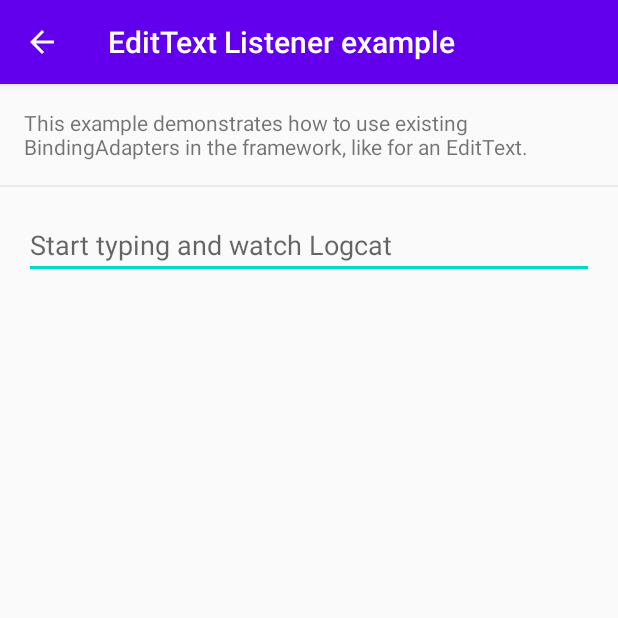
After one commit to zmdominguez/databinding-samples-zh, an Android app: the EditTextDemoActivity screen opened directly, with no data from a screen before it, on a phone screen of 412 x 824 dp, the top half of it. The commit adds this screen. Run offline under Robolectric (Android 15) with nearby library versions, the phone set to English and light mode, and no system bars; our stand-ins replace data binding.

Commit message:
Add EditText example (#6)

```diff
--- a/app/src/main/AndroidManifest.xml
+++ b/app/src/main/AndroidManifest.xml
@@ -36,6 +36,10 @@
         <activity android:name=".ViewPagerDemoActivity"
             android:label="@string/viewpager_listener"
             android:parentActivityName=".MainActivity"/>
+
+        <activity android:name=".EditTextDemoActivity"
+            android:label="@string/edittext_listener"
+            android:parentActivityName=".MainActivity"/>
     </application>
 
 </manifest>
--- /dev/null
+++ b/app/src/main/java/dev/zarah/databinding/EditTextDemoActivity.kt
@@ -0,0 +1,44 @@
+package dev.zarah.databinding
+
+import android.os.Bundle
+import android.util.Log
+import androidx.appcompat.app.AppCompatActivity
+import androidx.databinding.DataBindingUtil
+import dev.zarah.databinding.databinding.ActivityEdittextDemoBinding
+
+class EditTextDemoActivity : AppCompatActivity() {
+
+    override fun onCreate(savedInstanceState: Bundle?) {
+        super.onCreate(savedInstanceState)
+        val binding =
+            DataBindingUtil.setContentView<ActivityEdittextDemoBinding>(this, R.layout.activity_edittext_demo)
+        binding.viewModel = EditTextDemoViewModel()
+        binding.lifecycleOwner = this
+
+        /*
+        With data binding, no need to implement the TextWatcher yourself, as the BindingAdapters are
+        already implemented. See: https://bit.ly/db-textwatcher
+
+        binding.edittext.addTextChangedListener(object : TextWatcher {
+            override fun afterTextChanged(s: Editable?) {
+                // Do nothing
+            }
+
+            override fun beforeTextChanged(s: CharSequence?, start: Int, count: Int, after: Int) {
+                // Do nothing
+            }
+
+            override fun onTextChanged(s: CharSequence?, start: Int, before: Int, count: Int) {
+                Log.d("EditText Demo", "EditText input has changed to $s")
+            }
+        })
+        */
+    }
+
+
+    class EditTextDemoViewModel {
+        fun onTextChanged(input: CharSequence?) {
+            Log.d("EditText Demo", "EditText input has changed to ${input.toString()}")
+        }
+    }
+}
--- a/app/src/main/java/dev/zarah/databinding/MainActivity.kt
+++ b/app/src/main/java/dev/zarah/databinding/MainActivity.kt
@@ -37,4 +37,8 @@ class MainActivity : AppCompatActivity() {
     fun launchViewPagerExample() {
         startActivity(Intent(this, ViewPagerDemoActivity::class.java))
     }
+
+    fun launchEditTextExample() {
+        startActivity(Intent(this, EditTextDemoActivity::class.java))
+    }
 }
--- /dev/null
+++ b/app/src/main/res/layout/activity_edittext_demo.xml
@@ -0,0 +1,47 @@
+<?xml version="1.0" encoding="utf-8"?>
+<layout xmlns:android="http://schemas.android.com/apk/res/android"
+    xmlns:app="http://schemas.android.com/apk/res-auto">
+
+    <data>
+        <variable
+            name="viewModel"
+            type="dev.zarah.databinding.EditTextDemoActivity.EditTextDemoViewModel" />
+    </data>
+
+    <androidx.constraintlayout.widget.ConstraintLayout
+        android:layout_width="match_parent"
+        android:layout_height="match_parent">
+
+        <TextView
+            android:id="@+id/headline_text"
+            android:layout_width="0dp"
+            android:layout_height="wrap_content"
+            android:padding="16dp"
+            android:text="@string/edittext_example_description"
+            app:layout_constraintEnd_toEndOf="parent"
+            app:layout_constraintStart_toStartOf="parent"
+            app:layout_constraintTop_toTopOf="parent" />
+
+        <View
+            android:id="@+id/divider"
+            android:layout_width="0dp"
+            android:layout_height="1dp"
+            android:background="@color/divider"
+            app:layout_constraintBottom_toTopOf="@id/edittext"
+            app:layout_constraintEnd_toEndOf="parent"
+            app:layout_constraintStart_toStartOf="parent"
+            app:layout_constraintTop_toBottomOf="@id/headline_text" />
+
+        <EditText
+            android:id="@+id/edittext"
+            android:layout_width="0dp"
+            android:layout_height="wrap_content"
+            android:layout_margin="16dp"
+            app:layout_constraintEnd_toEndOf="parent"
+            app:layout_constraintStart_toStartOf="parent"
+            app:layout_constraintTop_toBottomOf="@id/divider"
+            android:hint="@string/edittext_hint"
+            android:onTextChanged="@{(s, start, before, count) -> viewModel.onTextChanged(s)}"/>
+
+    </androidx.constraintlayout.widget.ConstraintLayout>
+</layout>
--- a/app/src/main/res/layout/activity_main.xml
+++ b/app/src/main/res/layout/activity_main.xml
@@ -41,6 +41,12 @@
         <Button
             android:layout_width="match_parent"
             android:layout_height="wrap_content"
+            android:onClick="@{() -> handlers.launchEditTextExample()}"
+            android:text="@string/edittext_listener" />
+
+        <Button
+            android:layout_width="match_parent"
+            android:layout_height="wrap_content"
             android:onClick="@{() -> handlers.launchViewPagerExample()}"
             android:text="@string/viewpager_listener" />
 
--- a/app/src/main/res/values/strings.xml
+++ b/app/src/main/res/values/strings.xml
@@ -19,4 +19,7 @@
     <string name="viewpager_example_description">This example demonstrates how to implement only the listeners we care about for some widgets, like a ViewPager.</string>
     <string name="viewpager2_listener">ViewPager2 Listener example</string>
     <string name="viewpager2_example_description">This example demonstrates how to implement only the listeners we care about for some widgets, like a ViewPager2.</string>
+    <string name="edittext_listener">EditText Listener example</string>
+    <string name="edittext_example_description">This example demonstrates how to use existing BindingAdapters in the framework, like for an EditText.</string>
+    <string name="edittext_hint">Start typing and watch Logcat</string>
 </resources>
```
